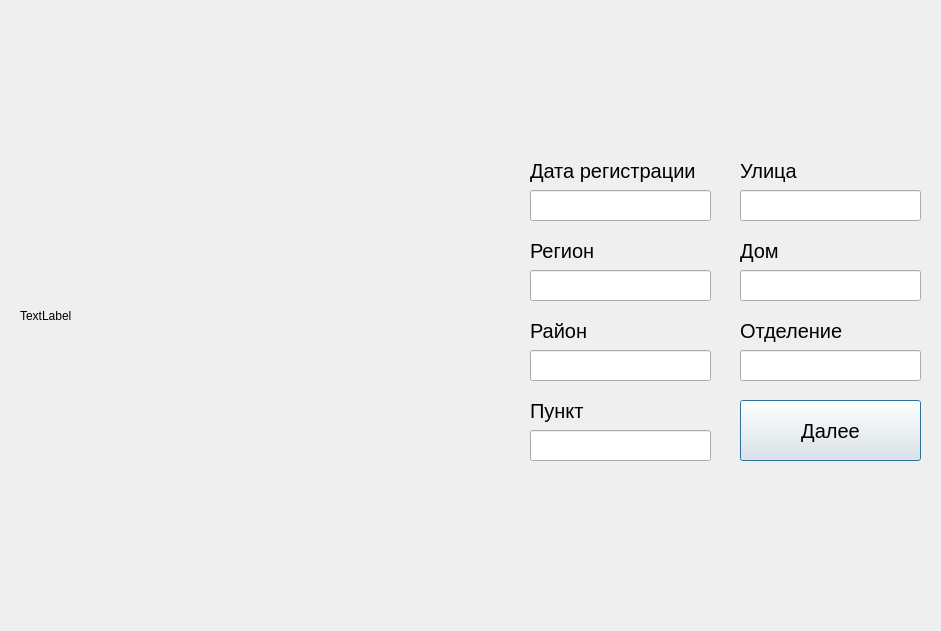
Above: pass2text/GUI/SecondPageWindow.ui from Daniil7575/passport2text before the change. Below: the same form after it.
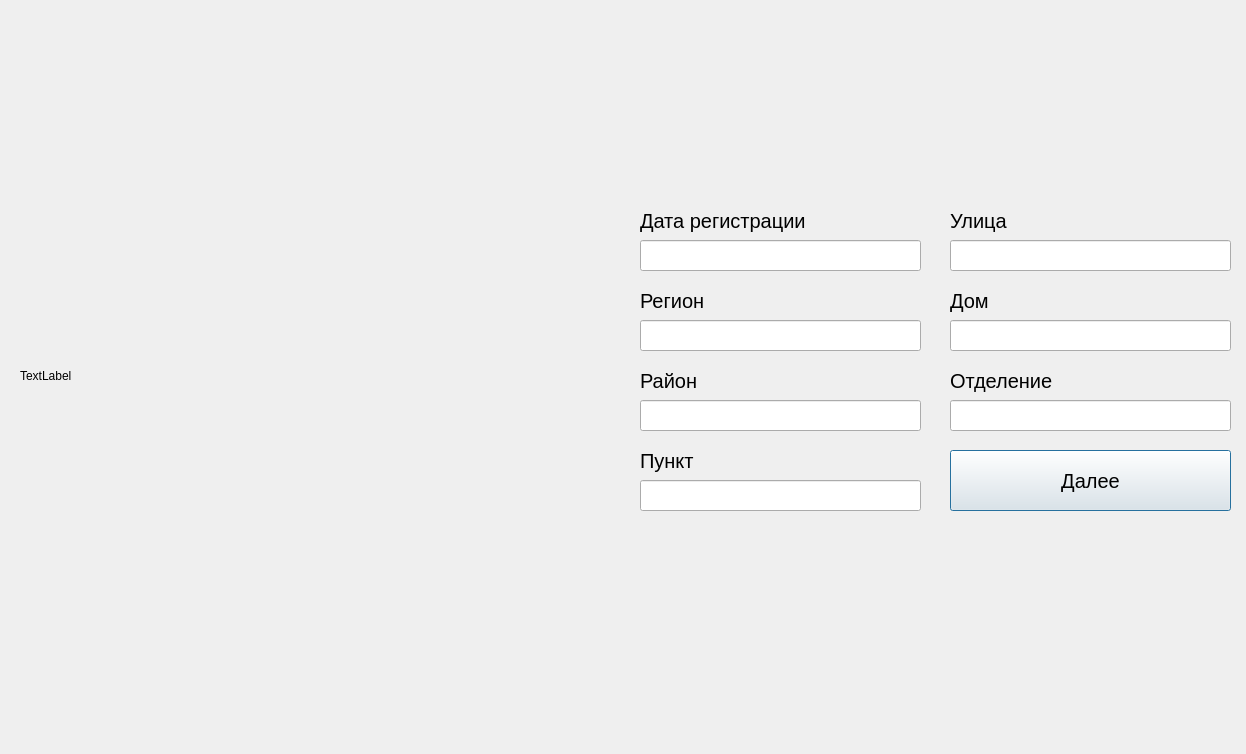
That is the form after the change.

```diff
--- a/pass2text/GUI/SecondPageWindow.ui
+++ b/pass2text/GUI/SecondPageWindow.ui
@@ -6,8 +6,8 @@
    <rect>
     <x>0</x>
     <y>0</y>
-    <width>941</width>
-    <height>631</height>
+    <width>1246</width>
+    <height>754</height>
    </rect>
   </property>
   <property name="windowTitle">
@@ -18,8 +18,8 @@
     <rect>
      <x>20</x>
      <y>20</y>
-     <width>481</width>
-     <height>591</height>
+     <width>591</width>
+     <height>711</height>
     </rect>
    </property>
    <property name="text">
@@ -29,9 +29,9 @@
   <widget class="QLineEdit" name="state">
    <property name="geometry">
     <rect>
-     <x>740</x>
-     <y>350</y>
-     <width>181</width>
+     <x>950</x>
+     <y>400</y>
+     <width>281</width>
      <height>31</height>
     </rect>
    </property>
@@ -47,9 +47,9 @@
   <widget class="QPushButton" name="button_add">
    <property name="geometry">
     <rect>
-     <x>740</x>
-     <y>400</y>
-     <width>181</width>
+     <x>950</x>
+     <y>450</y>
+     <width>281</width>
      <height>61</height>
     </rect>
    </property>
@@ -65,9 +65,9 @@
   <widget class="QLineEdit" name="ray">
    <property name="geometry">
     <rect>
-     <x>530</x>
-     <y>350</y>
-     <width>181</width>
+     <x>640</x>
+     <y>400</y>
+     <width>281</width>
      <height>31</height>
     </rect>
    </property>
@@ -80,9 +80,9 @@
   <widget class="QLineEdit" name="house">
    <property name="geometry">
     <rect>
-     <x>740</x>
-     <y>270</y>
-     <width>181</width>
+     <x>950</x>
+     <y>320</y>
+     <width>281</width>
      <height>31</height>
     </rect>
    </property>
@@ -95,8 +95,8 @@
   <widget class="QLabel" name="label_street">
    <property name="geometry">
     <rect>
-     <x>740</x>
-     <y>150</y>
+     <x>950</x>
+     <y>200</y>
      <width>161</width>
      <height>41</height>
     </rect>
@@ -114,9 +114,9 @@
   <widget class="QLineEdit" name="region">
    <property name="geometry">
     <rect>
-     <x>530</x>
-     <y>270</y>
-     <width>181</width>
+     <x>640</x>
+     <y>320</y>
+     <width>281</width>
      <height>31</height>
     </rect>
    </property>
@@ -129,8 +129,8 @@
   <widget class="QLabel" name="label_state">
    <property name="geometry">
     <rect>
-     <x>740</x>
-     <y>310</y>
+     <x>950</x>
+     <y>360</y>
      <width>161</width>
      <height>41</height>
     </rect>
@@ -148,8 +148,8 @@
   <widget class="QLabel" name="label_punkt">
    <property name="geometry">
     <rect>
-     <x>530</x>
-     <y>390</y>
+     <x>640</x>
+     <y>440</y>
      <width>121</width>
      <height>41</height>
     </rect>
@@ -167,9 +167,9 @@
   <widget class="QLineEdit" name="punkt">
    <property name="geometry">
     <rect>
-     <x>530</x>
-     <y>430</y>
-     <width>181</width>
+     <x>640</x>
+     <y>480</y>
+     <width>281</width>
      <height>31</height>
     </rect>
    </property>
@@ -182,8 +182,8 @@
   <widget class="QLabel" name="label_reg_date">
    <property name="geometry">
     <rect>
-     <x>530</x>
-     <y>150</y>
+     <x>640</x>
+     <y>200</y>
      <width>181</width>
      <height>41</height>
     </rect>
@@ -201,8 +201,8 @@
   <widget class="QLabel" name="label_region">
    <property name="geometry">
     <rect>
-     <x>530</x>
-     <y>230</y>
+     <x>640</x>
+     <y>280</y>
      <width>161</width>
      <height>41</height>
     </rect>
@@ -220,9 +220,9 @@
   <widget class="QLineEdit" name="street">
    <property name="geometry">
     <rect>
-     <x>740</x>
-     <y>190</y>
-     <width>181</width>
+     <x>950</x>
+     <y>240</y>
+     <width>281</width>
      <height>31</height>
     </rect>
    </property>
@@ -235,9 +235,9 @@
   <widget class="QLineEdit" name="reg_date">
    <property name="geometry">
     <rect>
-     <x>530</x>
-     <y>190</y>
-     <width>181</width>
+     <x>640</x>
+     <y>240</y>
+     <width>281</width>
      <height>31</height>
     </rect>
    </property>
@@ -250,8 +250,8 @@
   <widget class="QLabel" name="label_house">
    <property name="geometry">
     <rect>
-     <x>740</x>
-     <y>230</y>
+     <x>950</x>
+     <y>280</y>
      <width>161</width>
      <height>41</height>
     </rect>
@@ -269,8 +269,8 @@
   <widget class="QLabel" name="label_ray">
    <property name="geometry">
     <rect>
-     <x>530</x>
-     <y>310</y>
+     <x>640</x>
+     <y>360</y>
      <width>151</width>
      <height>41</height>
     </rect>
```
